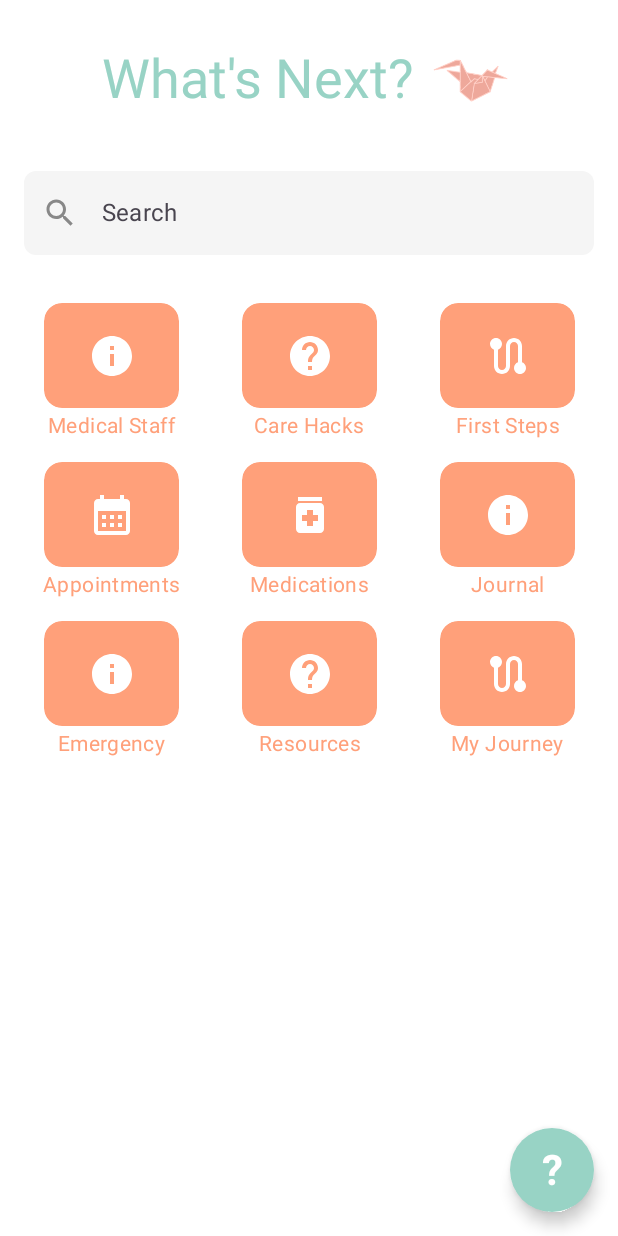
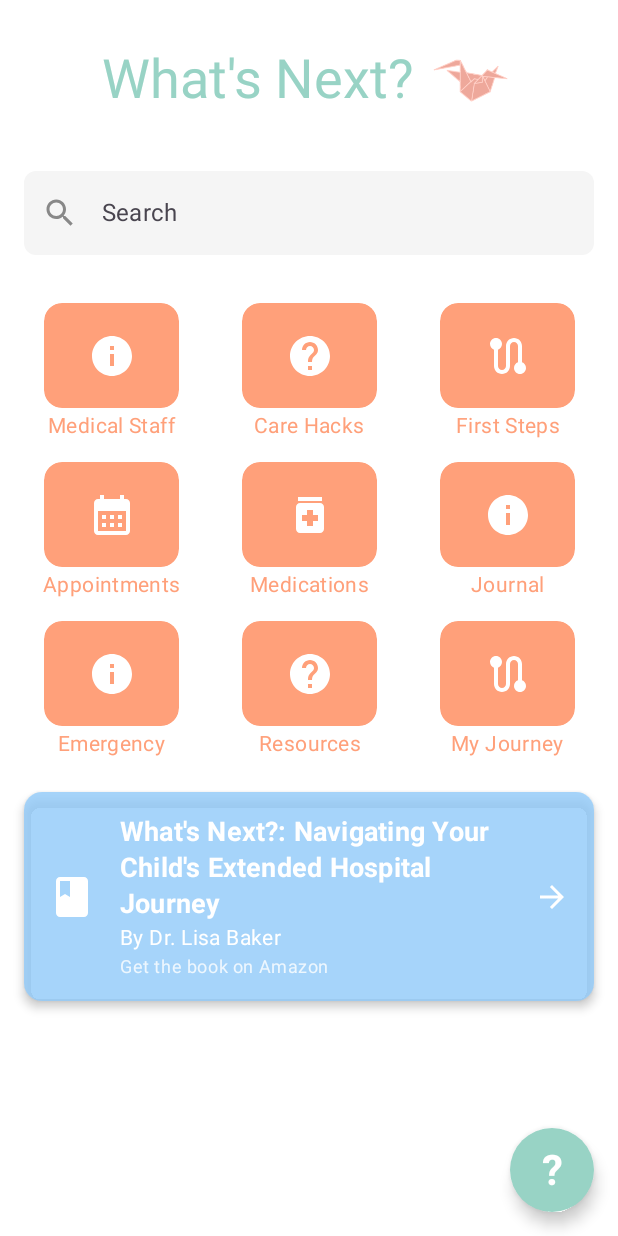
Before and after one commit to Mt-McKinley/What-s-Next-App, an Android app built with Jetpack Compose: the @Preview function HomeScreenPreview, on a phone screen of 412 x 824 dp. Run offline under Robolectric (Android 15) with nearby library versions, the phone set to English and light mode, and no system bars.

Commit message:
added link to the book on the homescreen

```diff
--- a/app/src/main/java/com/example/whats_next_app/ui/screens/HomeScreen.kt
+++ b/app/src/main/java/com/example/whats_next_app/ui/screens/HomeScreen.kt
@@ -35,6 +35,7 @@ import androidx.compose.material.icons.filled.ArrowForward
 import androidx.compose.material.icons.filled.CheckCircle
 import androidx.compose.material.icons.filled.Search
 import androidx.compose.material.icons.filled.Help
+import androidx.compose.material.icons.filled.Book
 
 // Material design component imports
 import androidx.compose.material3.AlertDialog
@@ -81,6 +82,8 @@ import androidx.compose.ui.text.style.TextAlign
 import androidx.compose.ui.tooling.preview.Preview
 import androidx.compose.ui.unit.dp
 import androidx.compose.ui.unit.sp
+import android.content.Intent
+import android.net.Uri
 
 // Navigation imports
 import androidx.navigation.NavController
@@ -249,6 +252,13 @@ fun HomeScreen(navController: NavController) {
                         )
                     }
                 }
+
+                // Book link widget for the "What's Next" book
+                BookLinkWidget(
+                    modifier = Modifier
+                        .fillMaxWidth()
+                        .padding(top = 16.dp)
+                )
             }
         }
     }
@@ -675,6 +685,89 @@ fun OrigamiBirdLogo(modifier: Modifier = Modifier) {
     )
 }
 
+/**
+ * A widget that displays a link to the "What's Next" book on Amazon
+ * When clicked, it opens the Amazon link in the user's web browser
+ *
+ * @param modifier Modifier to be applied to the widget
+ */
+@OptIn(ExperimentalMaterial3Api::class)
+@Composable
+fun BookLinkWidget(modifier: Modifier = Modifier) {
+    val context = LocalContext.current
+    val amazonBookUrl = "https://www.amazon.com/Whats-Next-Navigating-Extended-Hospital/dp/196267438X/"
+
+    ElevatedCard(
+        onClick = {
+            val intent = Intent(Intent.ACTION_VIEW, Uri.parse(amazonBookUrl))
+            context.startActivity(intent)
+        },
+        modifier = modifier
+            .fillMaxWidth()
+            .padding(vertical = 8.dp),
+        colors = CardDefaults.elevatedCardColors(
+            containerColor = FlowchartBlue.copy(alpha = 0.8f)
+        ),
+        shape = RoundedCornerShape(12.dp),
+        elevation = CardDefaults.cardElevation(
+            defaultElevation = 4.dp
+        )
+    ) {
+        Row(
+            modifier = Modifier
+                .fillMaxWidth()
+                .padding(16.dp),
+            verticalAlignment = Alignment.CenterVertically
+        ) {
+            Icon(
+                imageVector = Icons.Default.Book,
+                contentDescription = "Book",
+                tint = Color.White,
+                modifier = Modifier.size(32.dp)
+            )
+
+            Spacer(modifier = Modifier.width(16.dp))
+
+            Column(
+                modifier = Modifier.weight(1f)
+            ) {
+                Text(
+                    text = "What's Next?: Navigating Your Child's Extended Hospital Journey",
+                    style = MaterialTheme.typography.titleMedium.copy(
+                        color = Color.White,
+                        fontWeight = FontWeight.Bold
+                    )
+                )
+
+                Spacer(modifier = Modifier.height(4.dp))
+
+                Text(
+                    text = "By Dr. Lisa Baker",
+                    style = MaterialTheme.typography.bodyMedium.copy(
+                        color = Color.White
+                    )
+                )
+
+                Spacer(modifier = Modifier.height(4.dp))
+
+                Text(
+                    text = "Get the book on Amazon",
+                    style = MaterialTheme.typography.bodySmall.copy(
+                        color = Color.White.copy(alpha = 0.8f)
+                    )
+                )
+            }
+
+            Icon(
+                imageVector = Icons.Default.ArrowForward,
+                contentDescription = "Open Link",
+                tint = Color.White,
+                modifier = Modifier.size(24.dp)
+            )
+        }
+    }
+}
+
 @Preview(showBackground = true)
 @Composable
 fun HomeScreenPreview() {
```
